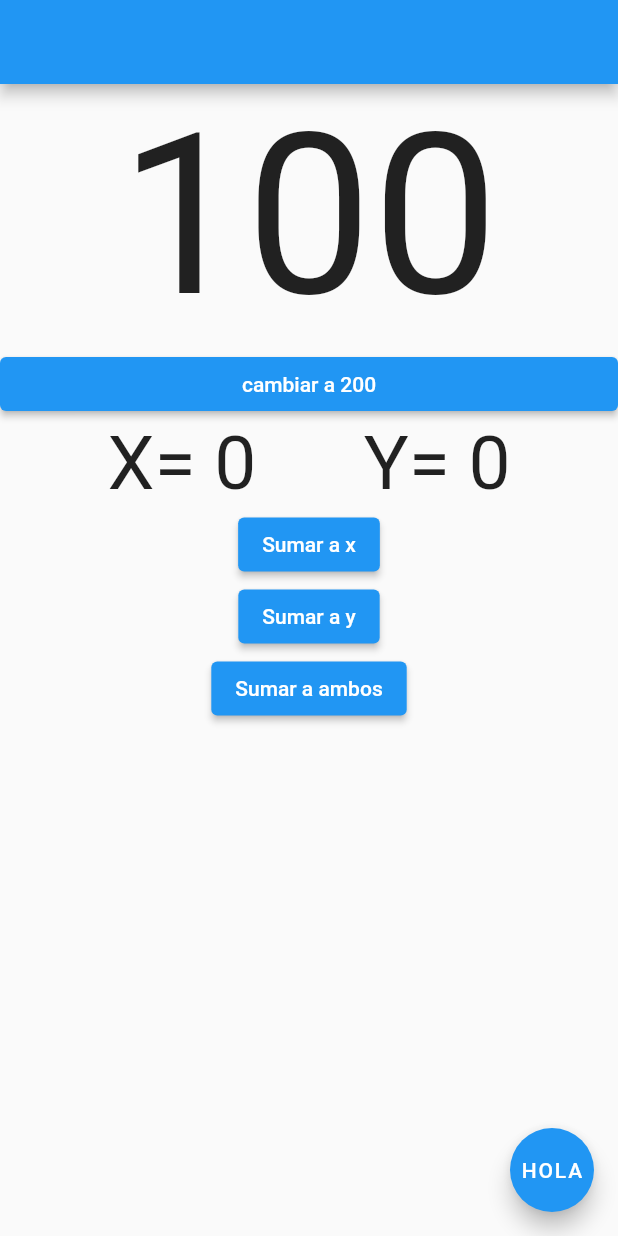
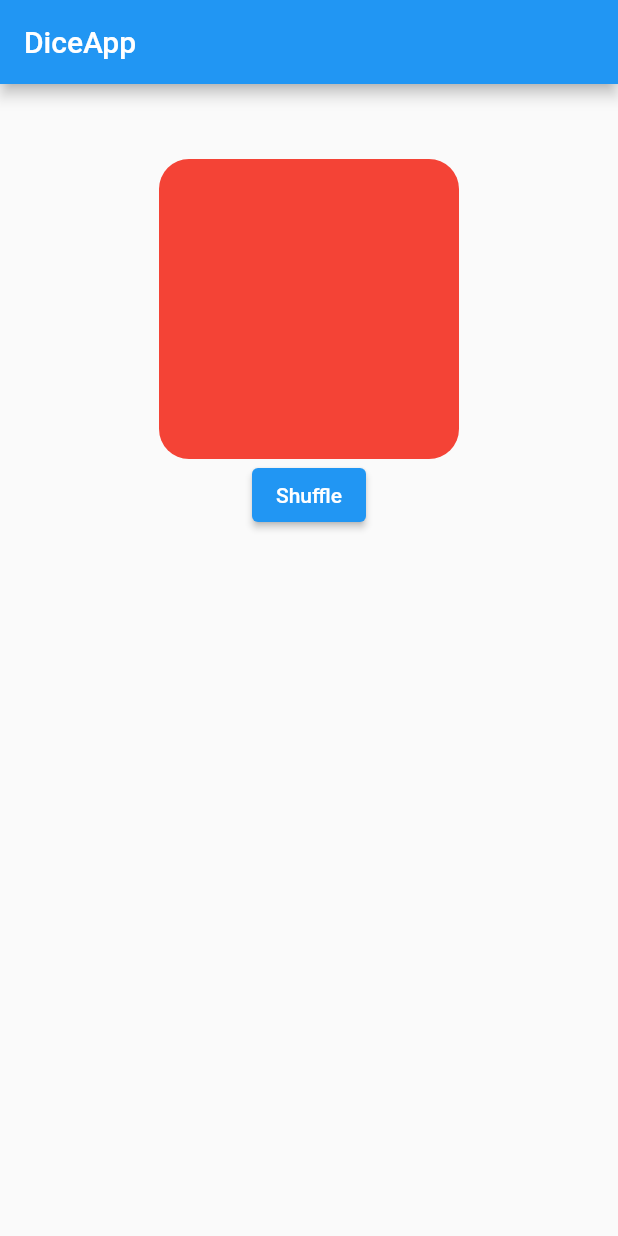
Before and after one commit to fr4nsgallegos/dadosapp, a Flutter app: the screen it shows after launch, on a phone screen of 412 x 824 dp. Run offline on Flutter 3.47's test engine with Material 2 defaults, Android fonts, the phone set to English and light mode, and no system bars.

Commit message:
border circular of container

```diff
--- a/lib/main.dart
+++ b/lib/main.dart
@@ -3,118 +3,53 @@ import 'package:flutter/material.dart';
 void main() {
   runApp(
     MaterialApp(
-      home: MyApp(),
+      home: DadosPage(),
       debugShowCheckedModeBanner: false,
     ),
   );
 }
 
-class MyApp extends StatefulWidget {
+class DadosPage extends StatefulWidget {
+  const DadosPage({super.key});
+
   @override
-  State<MyApp> createState() => _MyAppState();
+  State<DadosPage> createState() => _DadosPageState();
 }
 
-class _MyAppState extends State<MyApp> {
-  int num = 100;
-  int x = 0;
-  int y = 0;
-  void cambiarNumero() {
-    // num += 100;
-    num = num + 100;
-  }
-
-  void sumar2() {
-    print("------------------");
-    x += 2;
-    setState(() {});
-    // print(variable);
-  }
-
-  int sumar1(int variable) {
-    return variable += 1;
-  }
-
+class _DadosPageState extends State<DadosPage> {
   @override
   Widget build(BuildContext context) {
     return SafeArea(
       child: Scaffold(
-        floatingActionButton: FloatingActionButton(
-          onPressed: () {
-            setState(() {
-              x = 0;
-            });
-          },
-          child: Text("HOLA"),
+        appBar: AppBar(
+          title: Text("DiceApp"),
         ),
-        appBar: AppBar(),
-        body: Column(
+        body: Center(
+          child: Column(
+            mainAxisSize: MainAxisSize.max,
+            crossAxisAlignment: CrossAxisAlignment.center,
             children: [
-            Center(
-              child: Text(
-                num.toString(),
-                style: TextStyle(fontSize: 150),
-              ),
+              SizedBox(
+                height: 50,
               ),
               Container(
-              width: double.infinity,
-              child: ElevatedButton(
-                onPressed: () {
-                  cambiarNumero();
-                  setState(() {});
-                },
-                child: Text("cambiar a 200"),
+                decoration: BoxDecoration(
+                  color: Colors.red,
+                  // PRIMERA FORMA DE APLICAR BORDE CIRCULAR A CONTAINER
+                  borderRadius: BorderRadius.all(
+                    Radius.circular(20),
                   ),
+                  //FORMA DE APLICAR CIRCULAR BORDER A CONTAINER
+                  // shape: BoxShape.circle,
                 ),
-            Row(
-              mainAxisAlignment: MainAxisAlignment.spaceEvenly,
-              children: [
-                Text(
-                  "X= ${x.toString()}",
-                  style: TextStyle(fontSize: 50),
+                width: 200,
+                height: 200,
+
+                // child: Image.asset("assets/images/dice1.png"),
               ),
-                Text(
-                  "Y= ${y.toString()}",
-                  style: TextStyle(fontSize: 50),
-                )
+              ElevatedButton(onPressed: () {}, child: Text("Shuffle"))
             ],
           ),
-            ElevatedButton(
-              onPressed: () {
-                setState(() {
-                  x = sumar1(x);
-                });
-                print(x);
-                // setState(() {});
-              },
-              child: Text("Sumar a x"),
-            ),
-            ElevatedButton(
-              onPressed: () {
-                y = sumar1(y);
-                setState(() {});
-              },
-              child: Text("Sumar a y"),
-            ),
-            ElevatedButton(
-              onPressed: () {
-                sumar2();
-                // sumar2(y);
-                setState(() {});
-              },
-              child: Text("Sumar a ambos"),
-            )
-
-            // Expanded(
-            //   child: Image.asset(
-            //     "assets/images/imagen1.jpeg",
-            //     fit: BoxFit.contain,
-            //   ),
-            // ),
-            // CircleAvatar(
-            //   radius: 100,
-            //   backgroundImage: AssetImage("assets/images/imagen1.jpeg"),
-            // ),
-          ],
         ),
       ),
     );
```
Lines whose indentation alone changed are shown as unchanged.
